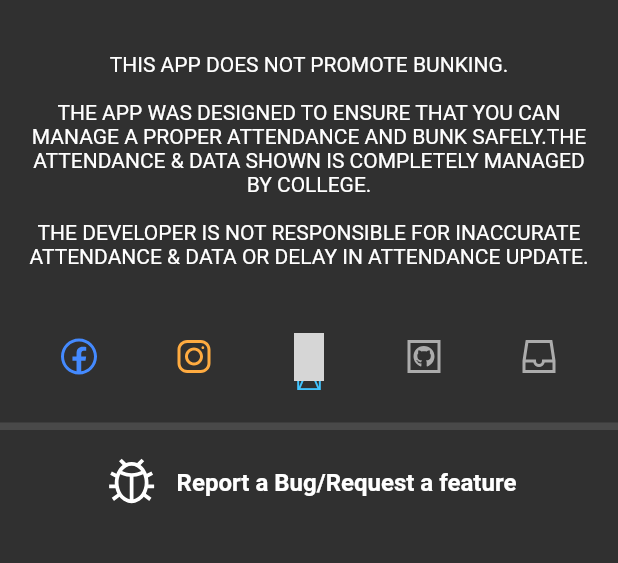
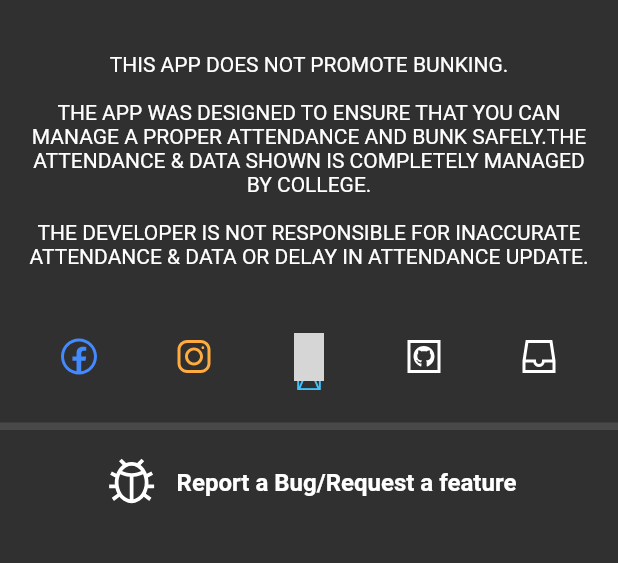
Before and after one commit to KejariwalAyush/ITER-AIO, a Flutter app: the AboutUs screen opened directly, on a phone screen of 412 x 824 dp, the part 551-1114 px from its top. Run offline on Flutter 3.47's test engine with Material 2 defaults, Android fonts, the phone set to English and light mode, and no system bars; our stand-ins replace flare_flutter, fluttertoast, line_awesome_icons, shared_preferences, splashscreen, webview_flutter; missing offline and left inert: wiredash; accounts and stored records are empty; network calls fail; grey boxes are pictures that could not be loaded.

Commit message:
color bugs fixed for pure dark theme

```diff
--- a/iter_aio/lib/MyHomePage.dart
+++ b/iter_aio/lib/MyHomePage.dart
@@ -482,10 +482,7 @@ class _MyHomePageState extends State<MyHomePage> {
                                     ),
                                     margin: EdgeInsets.all(10),
                                     decoration: BoxDecoration(
-                                      color: Theme.of(context).brightness ==
-                                              Brightness.light
-                                          ? colorLight
-                                          : colorDark,
+                                      color: colorDark,
                                       borderRadius: BorderRadius.circular(15),
                                     ),
                                     child: ExpansionTile(
--- a/iter_aio/lib/Themes/Theme.dart
+++ b/iter_aio/lib/Themes/Theme.dart
@@ -39,11 +39,8 @@ const MaterialColor primaryBlue = MaterialColor(
 );
 const int _bluePrimaryValue = 0xFF007Fe0;
 
-Color colorDark1 = primaryBlack[200]; //Colors.redAccent;
+Color colorDark1 = primaryBlack[200];
 Color themeDark1 = primaryBlack;
-
-// Color colorDark1 = Colors.redAccent; //Color(0xFFed0b0e);
-// Color themeDark1 = Colors.black; //Color(0xFF252527);
 
 Color colorLight1 = primaryBlue[400]; //Colors.purple[100];
 Color themeLight1 = primaryBlue; //Colors.purple;
--- a/iter_aio/lib/components/about.dart
+++ b/iter_aio/lib/components/about.dart
@@ -1,4 +1,5 @@
 import 'package:flutter/material.dart';
+import 'package:iteraio/main.dart';
 import 'package:line_awesome_icons/line_awesome_icons.dart';
 import 'package:url_launcher/url_launcher.dart';
 import 'package:wiredash/wiredash.dart';
@@ -95,7 +96,9 @@ class AboutUs extends StatelessWidget {
                   icon: Icon(
                     LineAwesomeIcons.github_square,
                     size: 45,
-                    color: Colors.white60,
+                    color: brightness == Brightness.dark
+                        ? Colors.white
+                        : Colors.black,
                   ),
                 ),
                 IconButton(
@@ -103,7 +106,9 @@ class AboutUs extends StatelessWidget {
                   icon: Icon(
                     LineAwesomeIcons.inbox,
                     size: 45,
-                    color: Colors.white60,
+                    color: brightness == Brightness.dark
+                        ? Colors.white
+                        : Colors.black,
                   ),
                 ),
               ],
```
Also changed, not shown: iter_aio/lib/components/courses.dart (+7 -5 lines).
